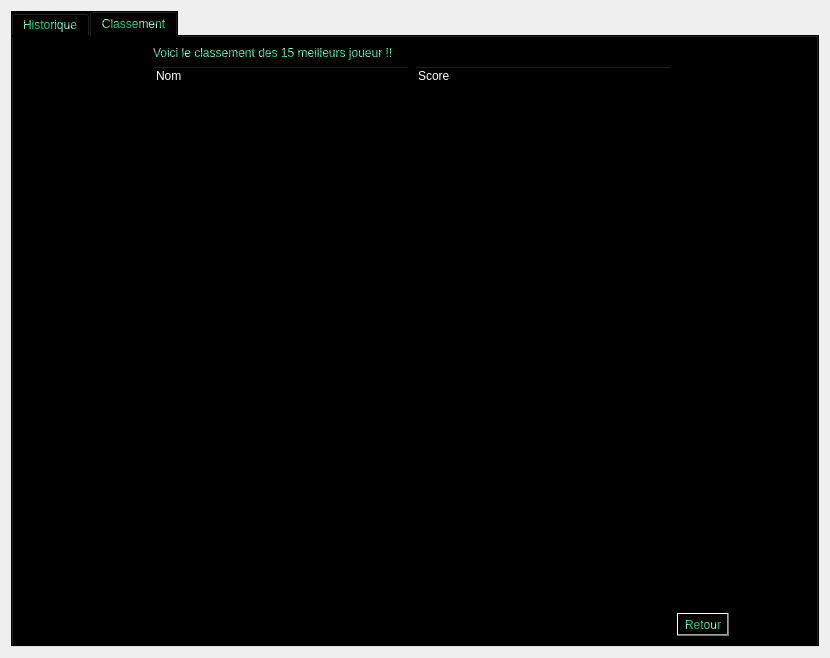
Minigrim0/LombricABrac, file Client/UI/DetailsQt.ui: the form before one commit.
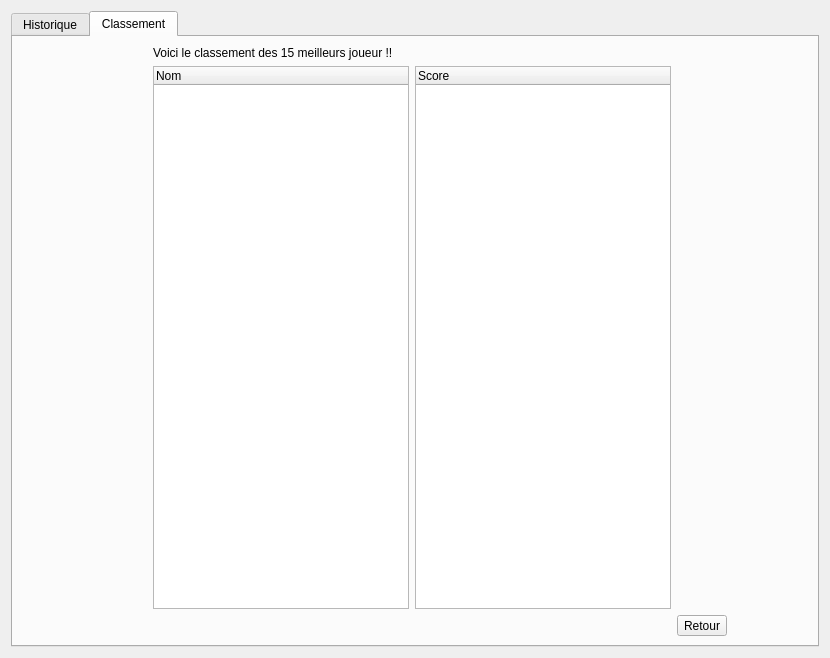
The form after the commit. The open tabs and pages were chosen to show the change. Icons and pictures are not drawn.

```diff
--- a/Client/UI/DetailsQt.ui
+++ b/Client/UI/DetailsQt.ui
@@ -21,8 +21,7 @@
    <item>
     <widget class="QTabWidget" name="Tab_DetailsWidget">
      <property name="styleSheet">
-      <string notr="true">color: qradialgradient(spread:repeat, cx:0.43, cy:0.739, radius:0.5, fx:0.286, fy:0.358, stop:0.402985 rgba(18, 196, 125, 255), stop:1 rgba(255, 255, 255, 255));
-background-color: rgb(0, 0, 0);</string>
+      <string notr="true"/>
      </property>
      <property name="currentIndex">
       <number>0</number>
@@ -143,7 +142,7 @@
          <item row="1" column="1">
           <widget class="QTreeWidget" name="Nom_Classement_treeWidget">
            <property name="styleSheet">
-            <string notr="true">color: rgb(255, 255, 255);</string>
+            <string notr="true"/>
            </property>
            <column>
             <property name="text">
@@ -168,7 +167,7 @@
          <item row="3" column="3">
           <widget class="QToolButton" name="Return_ClassementToolButton">
            <property name="styleSheet">
-            <string notr="true">background-color: qlineargradient(spread:pad, x1:1, y1:0, x2:1, y2:0, stop:0 rgba(0, 0, 0, 255), stop:1 rgba(255, 255, 255, 255));</string>
+            <string notr="true"/>
            </property>
            <property name="text">
             <string>Retour</string>
@@ -211,7 +210,7 @@
          <item row="1" column="2">
           <widget class="QTreeWidget" name="Score_Classement_treeWidget">
            <property name="styleSheet">
-            <string notr="true">color: rgb(255, 255, 255);</string>
+            <string notr="true"/>
            </property>
            <column>
             <property name="text">
```
Left out of the diff: 11 changed lines with no effect on the pictures.
